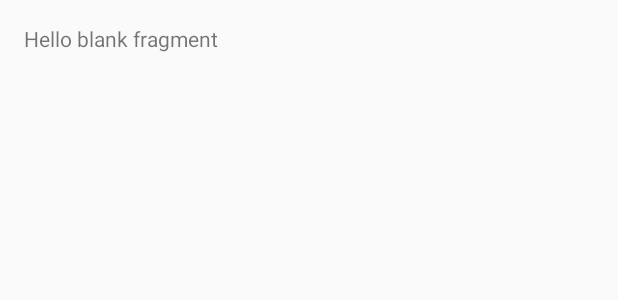
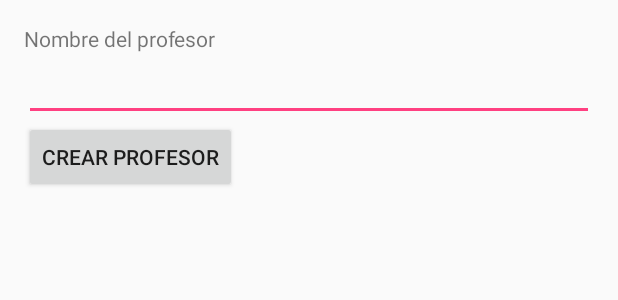
Before and after one commit to pachecokun/ESCOMap, an Android app: the layout fragment_crear_profesor.xml on its own in the app's theme, with its tools: preview values and no code run, on a phone screen of 412 x 824 dp. Shown: the top 300 px of the screen. Run offline under Robolectric (Android 15) with nearby library versions, the phone set to English and light mode, and no system bars.

Commit message:
Crear profesor; faltas de ortografía

```diff
--- a/app/src/main/res/layout/fragment_consultar_clases.xml
+++ b/app/src/main/res/layout/fragment_consultar_clases.xml
@@ -16,7 +16,7 @@
             android:layout_width="wrap_content"
             android:layout_height="wrap_content"
             android:labelFor="@+id/txtCriterio"
-            android:text="Ingrese el ciretrio de búsqueda:" />
+            android:text="Ingrese el criterio de búsqueda:" />
 
         <EditText
             android:id="@+id/txtCriterio"
--- a/app/src/main/res/layout/fragment_crear_profesor.xml
+++ b/app/src/main/res/layout/fragment_crear_profesor.xml
@@ -1,14 +1,28 @@
-<FrameLayout xmlns:android="http://schemas.android.com/apk/res/android"
+<LinearLayout xmlns:android="http://schemas.android.com/apk/res/android"
     xmlns:tools="http://schemas.android.com/tools"
     android:layout_width="match_parent"
     android:layout_height="match_parent"
+    android:orientation="vertical"
     android:padding="@dimen/activity_horizontal_margin"
-    tools:context="com.gtp.escomap.Crear_profesor">
+    tools:context="com.gtp.escomap.Nuevo_usuario">
 
-    <!-- TODO: Update blank fragment layout -->
     <TextView
+        android:id="@+id/textView10"
         android:layout_width="match_parent"
-        android:layout_height="match_parent"
-        android:text="@string/hello_blank_fragment" />
+        android:layout_height="wrap_content"
+        android:text="Nombre del profesor" />
 
-</FrameLayout>
+    <EditText
+        android:id="@+id/editText16"
+        android:layout_width="match_parent"
+        android:layout_height="wrap_content"
+        android:ems="10"
+        android:inputType="textPersonName" />
+
+    <Button
+        android:id="@+id/button5"
+        android:layout_width="wrap_content"
+        android:layout_height="wrap_content"
+        android:text="Crear profesor" />
+
+</LinearLayout>
```
